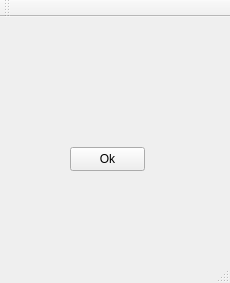
First picture: the form in Calculator_Qt.ui, repository Yusfgus/Calculator_Qt, before the edit.
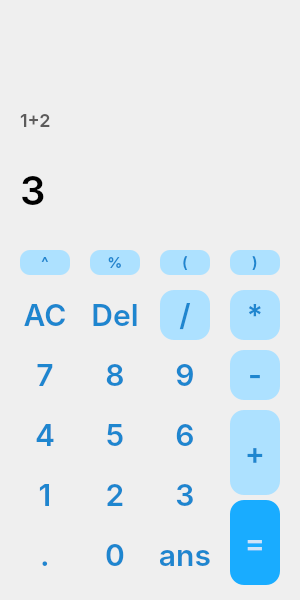
Second picture: the form after the edit.

The edit to the form file:
```diff
--- a/Calculator_Qt.ui
+++ b/Calculator_Qt.ui
@@ -6,8 +6,8 @@
    <rect>
     <x>0</x>
     <y>0</y>
-    <width>230</width>
-    <height>283</height>
+    <width>300</width>
+    <height>600</height>
    </rect>
   </property>
   <property name="windowTitle">
@@ -17,36 +17,635 @@
    <widget class="QPushButton" name="pushButton">
     <property name="geometry">
      <rect>
-      <x>70</x>
-      <y>130</y>
-      <width>75</width>
-      <height>24</height>
+      <x>20</x>
+      <y>530</y>
+      <width>50</width>
+      <height>50</height>
      </rect>
     </property>
+    <property name="styleSheet">
+     <string notr="true">border-radius: 14px;
+box-shadow: 10px 10px 10px 0px rgba(255, 255, 255, 0.25) inset;
+
+color: #1E86CF;
+font-family: Inter;
+font-size: 30px;
+font-style: normal;
+font-weight: 500;
+line-height: normal;</string>
+    </property>
     <property name="text">
-     <string>Ok</string>
+     <string>.</string>
     </property>
    </widget>
+   <widget class="QPushButton" name="equal_btn">
+    <property name="geometry">
+     <rect>
+      <x>230</x>
+      <y>500</y>
+      <width>50</width>
+      <height>85</height>
+     </rect>
+    </property>
+    <property name="styleSheet">
+     <string notr="true">border-radius: 14px;
+background: #19ACFF;
+box-shadow: -8px 10px 10px 0px rgba(25, 172, 255, 0.50);
+color: #CEE4F8;
+font-family: Inter;
+font-size: 30px;
+font-style: normal;
+font-weight: 500;
+line-height: normal;</string>
+    </property>
+    <property name="text">
+     <string>=</string>
+    </property>
+   </widget>
+   <widget class="QPushButton" name="plus_btn">
+    <property name="geometry">
+     <rect>
+      <x>230</x>
+      <y>410</y>
+      <width>50</width>
+      <height>85</height>
+     </rect>
+    </property>
+    <property name="styleSheet">
+     <string notr="true">border-radius: 14px;
+background: #ADE1FF;
+color: #1E86CF;
+font-family: Inter;
+font-size: 30px;
+font-style: normal;
+font-weight: 500;
+line-height: normal;</string>
+    </property>
+    <property name="text">
+     <string>+</string>
+    </property>
+   </widget>
+   <widget class="QPushButton" name="btn0">
+    <property name="geometry">
+     <rect>
+      <x>90</x>
+      <y>530</y>
+      <width>50</width>
+      <height>50</height>
+     </rect>
+    </property>
+    <property name="styleSheet">
+     <string notr="true">border-radius: 14px;
+box-shadow: 10px 10px 10px 0px rgba(255, 255, 255, 0.25) inset;
+
+color: #1E86CF;
+font-family: Inter;
+font-size: 30px;
+font-style: normal;
+font-weight: 500;
+line-height: normal;</string>
+    </property>
+    <property name="text">
+     <string>0</string>
+    </property>
+   </widget>
+   <widget class="QPushButton" name="ans_btn">
+    <property name="geometry">
+     <rect>
+      <x>160</x>
+      <y>530</y>
+      <width>50</width>
+      <height>50</height>
+     </rect>
+    </property>
+    <property name="styleSheet">
+     <string notr="true">border-radius: 14px;
+box-shadow: 10px 10px 10px 0px rgba(255, 255, 255, 0.25) inset;
+
+color: #1E86CF;
+font-family: Inter;
+font-size: 30px;
+font-style: normal;
+font-weight: 500;
+line-height: normal;</string>
+    </property>
+    <property name="text">
+     <string>ans</string>
+    </property>
+   </widget>
+   <widget class="QPushButton" name="btn3">
+    <property name="geometry">
+     <rect>
+      <x>160</x>
+      <y>470</y>
+      <width>50</width>
+      <height>50</height>
+     </rect>
+    </property>
+    <property name="styleSheet">
+     <string notr="true">border-radius: 14px;
+box-shadow: 10px 10px 10px 0px rgba(255, 255, 255, 0.25) inset;
+
+color: #1E86CF;
+font-family: Inter;
+font-size: 30px;
+font-style: normal;
+font-weight: 500;
+line-height: normal;</string>
+    </property>
+    <property name="text">
+     <string>3</string>
+    </property>
+    <property name="shortcut">
+     <string>3</string>
+    </property>
+   </widget>
+   <widget class="QPushButton" name="btn2">
+    <property name="geometry">
+     <rect>
+      <x>90</x>
+      <y>470</y>
+      <width>50</width>
+      <height>50</height>
+     </rect>
+    </property>
+    <property name="styleSheet">
+     <string notr="true">border-radius: 14px;
+box-shadow: 10px 10px 10px 0px rgba(255, 255, 255, 0.25) inset;
+
+color: #1E86CF;
+font-family: Inter;
+font-size: 30px;
+font-style: normal;
+font-weight: 500;
+line-height: normal;</string>
+    </property>
+    <property name="text">
+     <string>2</string>
+    </property>
+    <property name="shortcut">
+     <string>2</string>
+    </property>
+   </widget>
+   <widget class="QPushButton" name="btn1">
+    <property name="geometry">
+     <rect>
+      <x>20</x>
+      <y>470</y>
+      <width>50</width>
+      <height>50</height>
+     </rect>
+    </property>
+    <property name="styleSheet">
+     <string notr="true">border-radius: 14px;
+box-shadow: 10px 10px 10px 0px rgba(255, 255, 255, 0.25) inset;
+
+color: #1E86CF;
+font-family: Inter;
+font-size: 30px;
+font-style: normal;
+font-weight: 500;
+line-height: normal;</string>
+    </property>
+    <property name="text">
+     <string>1</string>
+    </property>
+    <property name="shortcut">
+     <string>1</string>
+    </property>
+   </widget>
+   <widget class="QPushButton" name="btn7">
+    <property name="geometry">
+     <rect>
+      <x>20</x>
+      <y>350</y>
+      <width>50</width>
+      <height>50</height>
+     </rect>
+    </property>
+    <property name="styleSheet">
+     <string notr="true">border-radius: 14px;
+box-shadow: 10px 10px 10px 0px rgba(255, 255, 255, 0.25) inset;
+
+color: #1E86CF;
+font-family: Inter;
+font-size: 30px;
+font-style: normal;
+font-weight: 500;
+line-height: normal;</string>
+    </property>
+    <property name="text">
+     <string>7</string>
+    </property>
+    <property name="shortcut">
+     <string>7</string>
+    </property>
+   </widget>
+   <widget class="QPushButton" name="btn5">
+    <property name="geometry">
+     <rect>
+      <x>90</x>
+      <y>410</y>
+      <width>50</width>
+      <height>50</height>
+     </rect>
+    </property>
+    <property name="styleSheet">
+     <string notr="true">border-radius: 14px;
+box-shadow: 10px 10px 10px 0px rgba(255, 255, 255, 0.25) inset;
+
+color: #1E86CF;
+font-family: Inter;
+font-size: 30px;
+font-style: normal;
+font-weight: 500;
+line-height: normal;</string>
+    </property>
+    <property name="text">
+     <string>5</string>
+    </property>
+    <property name="shortcut">
+     <string>5</string>
+    </property>
+   </widget>
+   <widget class="QPushButton" name="btn4">
+    <property name="geometry">
+     <rect>
+      <x>20</x>
+      <y>410</y>
+      <width>50</width>
+      <height>50</height>
+     </rect>
+    </property>
+    <property name="styleSheet">
+     <string notr="true">border-radius: 14px;
+box-shadow: 10px 10px 10px 0px rgba(255, 255, 255, 0.25) inset;
+
+color: #1E86CF;
+font-family: Inter;
+font-size: 30px;
+font-style: normal;
+font-weight: 500;
+line-height: normal;</string>
+    </property>
+    <property name="text">
+     <string>4</string>
+    </property>
+    <property name="shortcut">
+     <string>4</string>
+    </property>
+   </widget>
+   <widget class="QPushButton" name="btn6">
+    <property name="geometry">
+     <rect>
+      <x>160</x>
+      <y>410</y>
+      <width>50</width>
+      <height>50</height>
+     </rect>
+    </property>
+    <property name="styleSheet">
+     <string notr="true">border-radius: 14px;
+box-shadow: 10px 10px 10px 0px rgba(255, 255, 255, 0.25) inset;
+
+color: #1E86CF;
+font-family: Inter;
+font-size: 30px;
+font-style: normal;
+font-weight: 500;
+line-height: normal;</string>
+    </property>
+    <property name="text">
+     <string>6</string>
+    </property>
+    <property name="shortcut">
+     <string>6</string>
+    </property>
+   </widget>
+   <widget class="QPushButton" name="btn9">
+    <property name="geometry">
+     <rect>
+      <x>160</x>
+      <y>350</y>
+      <width>50</width>
+      <height>50</height>
+     </rect>
+    </property>
+    <property name="styleSheet">
+     <string notr="true">border-radius: 14px;
+box-shadow: 10px 10px 10px 0px rgba(255, 255, 255, 0.25) inset;
+
+color: #1E86CF;
+font-family: Inter;
+font-size: 30px;
+font-style: normal;
+font-weight: 500;
+line-height: normal;</string>
+    </property>
+    <property name="text">
+     <string>9</string>
+    </property>
+    <property name="shortcut">
+     <string>9</string>
+    </property>
+   </widget>
+   <widget class="QPushButton" name="btn8">
+    <property name="geometry">
+     <rect>
+      <x>90</x>
+      <y>350</y>
+      <width>50</width>
+      <height>50</height>
+     </rect>
+    </property>
+    <property name="styleSheet">
+     <string notr="true">border-radius: 14px;
+box-shadow: 10px 10px 10px 0px rgba(255, 255, 255, 0.25) inset;
+
+color: #1E86CF;
+font-family: Inter;
+font-size: 30px;
+font-style: normal;
+font-weight: 500;
+line-height: normal;</string>
+    </property>
+    <property name="text">
+     <string>8</string>
+    </property>
+    <property name="shortcut">
+     <string>8</string>
+    </property>
+   </widget>
+   <widget class="QPushButton" name="minus_btn">
+    <property name="geometry">
+     <rect>
+      <x>230</x>
+      <y>350</y>
+      <width>50</width>
+      <height>50</height>
+     </rect>
+    </property>
+    <property name="styleSheet">
+     <string notr="true">border-radius: 14px;
+background: #ADE1FF;
+color: #1E86CF;
+font-family: Inter;
+font-size: 30px;
+font-style: normal;
+font-weight: 500;
+line-height: normal;</string>
+    </property>
+    <property name="text">
+     <string>-</string>
+    </property>
+   </widget>
+   <widget class="QPushButton" name="mult_btn">
+    <property name="geometry">
+     <rect>
+      <x>230</x>
+      <y>290</y>
+      <width>50</width>
+      <height>50</height>
+     </rect>
+    </property>
+    <property name="styleSheet">
+     <string notr="true">border-radius: 14px;
+background: #ADE1FF;
+color: #1E86CF;
+font-family: Inter;
+font-size: 30px;
+font-style: normal;
+font-weight: 500;
+line-height: normal;</string>
+    </property>
+    <property name="text">
+     <string>*</string>
+    </property>
+   </widget>
+   <widget class="QPushButton" name="Del_btn">
+    <property name="geometry">
+     <rect>
+      <x>90</x>
+      <y>290</y>
+      <width>50</width>
+      <height>50</height>
+     </rect>
+    </property>
+    <property name="styleSheet">
+     <string notr="true">border-radius: 14px;
+box-shadow: 10px 10px 10px 0px rgba(255, 255, 255, 0.25) inset;
+color: #1E86CF;
+font-family: Inter;
+font-size: 30px;
+font-style: normal;
+font-weight: 500;
+line-height: normal;</string>
+    </property>
+    <property name="text">
+     <string>Del</string>
+    </property>
+    <property name="shortcut">
+     <string>Del</string>
+    </property>
+   </widget>
+   <widget class="QPushButton" name="divide_btn">
+    <property name="geometry">
+     <rect>
+      <x>160</x>
+      <y>290</y>
+      <width>50</width>
+      <height>50</height>
+     </rect>
+    </property>
+    <property name="styleSheet">
+     <string notr="true">border-radius: 14px;
+background: #ADE1FF;
+color: #1E86CF;
+font-family: Inter;
+font-size: 30px;
+font-style: normal;
+font-weight: 500;
+line-height: normal;</string>
+    </property>
+    <property name="text">
+     <string>/</string>
+    </property>
+   </widget>
+   <widget class="QPushButton" name="AC_btn">
+    <property name="geometry">
+     <rect>
+      <x>20</x>
+      <y>290</y>
+      <width>50</width>
+      <height>50</height>
+     </rect>
+    </property>
+    <property name="styleSheet">
+     <string notr="true">border-radius: 14px;
+box-shadow: 10px 10px 10px 0px rgba(255, 255, 255, 0.25) inset;
+
+color: #1E86CF;
+font-family: Inter;
+font-size: 30px;
+font-style: normal;
+font-weight: 500;
+line-height: normal;</string>
+    </property>
+    <property name="text">
+     <string>AC</string>
+    </property>
+   </widget>
+   <widget class="QPushButton" name="leftBracket_btn">
+    <property name="geometry">
+     <rect>
+      <x>160</x>
+      <y>250</y>
+      <width>50</width>
+      <height>25</height>
+     </rect>
+    </property>
+    <property name="styleSheet">
+     <string notr="true">border-radius: 10px;
+background: #ADE1FF;
+
+color: #1E86CF;
+font-family: Inter;
+font-size: 15px;
+font-style: normal;
+font-weight: 500;
+line-height: normal;</string>
+    </property>
+    <property name="text">
+     <string>(</string>
+    </property>
+    <property name="shortcut">
+     <string>(</string>
+    </property>
+   </widget>
+   <widget class="QPushButton" name="rightBracket_btn">
+    <property name="geometry">
+     <rect>
+      <x>230</x>
+      <y>250</y>
+      <width>50</width>
+      <height>25</height>
+     </rect>
+    </property>
+    <property name="styleSheet">
+     <string notr="true">border-radius: 10px;
+background: #ADE1FF;
+
+color: #1E86CF;
+font-family: Inter;
+font-size: 15px;
+font-style: normal;
+font-weight: 500;
+line-height: normal;</string>
+    </property>
+    <property name="text">
+     <string>)</string>
+    </property>
+    <property name="shortcut">
+     <string>)</string>
+    </property>
+   </widget>
+   <widget class="QPushButton" name="modulas_btn">
+    <property name="geometry">
+     <rect>
+      <x>90</x>
+      <y>250</y>
+      <width>50</width>
+      <height>25</height>
+     </rect>
+    </property>
+    <property name="styleSheet">
+     <string notr="true">border-radius: 10px;
+background: #ADE1FF;
+
+color: #1E86CF;
+font-family: Inter;
+font-size: 15px;
+font-style: normal;
+font-weight: 500;
+line-height: normal;</string>
+    </property>
+    <property name="text">
+     <string>%</string>
+    </property>
+    <property name="shortcut">
+     <string>%</string>
+    </property>
+   </widget>
+   <widget class="QPushButton" name="power_btn">
+    <property name="geometry">
+     <rect>
+      <x>20</x>
+      <y>250</y>
+      <width>50</width>
+      <height>25</height>
+     </rect>
+    </property>
+    <property name="styleSheet">
+     <string notr="true">border-radius: 10px;
+background: #ADE1FF;
+
+color: #1E86CF;
+font-family: Inter;
+font-size: 15px;
+font-style: normal;
+font-weight: 500;
+line-height: normal;</string>
+    </property>
+    <property name="text">
+     <string>^</string>
+    </property>
+    <property name="shortcut">
+     <string>Ctrl+S</string>
+    </property>
+   </widget>
+   <widget class="QLabel" name="label1">
+    <property name="geometry">
+     <rect>
+      <x>20</x>
+      <y>160</y>
+      <width>260</width>
+      <height>60</height>
+     </rect>
+    </property>
+    <property name="styleSheet">
+     <string notr="true">color: #000;
+font-family: Inter;
+font-size: 40px;
+font-style: normal;
+font-weight: 500;
+line-height: normal;</string>
+    </property>
+    <property name="text">
+     <string>3</string>
+    </property>
+   </widget>
+   <widget class="QLabel" name="label2">
+    <property name="geometry">
+     <rect>
+      <x>20</x>
+      <y>90</y>
+      <width>260</width>
+      <height>60</height>
+     </rect>
+    </property>
+    <property name="styleSheet">
+     <string notr="true">color: #5C5B5B;
+font-family: Inter;
+font-size: 18px;
+font-style: normal;
+font-weight: 500;
+line-height: normal;</string>
+    </property>
+    <property name="text">
+     <string>1+2</string>
+    </property>
+   </widget>
   </widget>
-  <widget class="QMenuBar" name="menuBar">
-   <property name="geometry">
-    <rect>
-     <x>0</x>
-     <y>0</y>
-     <width>230</width>
-     <height>22</height>
-    </rect>
-   </property>
-  </widget>
-  <widget class="QToolBar" name="mainToolBar">
-   <attribute name="toolBarArea">
-    <enum>TopToolBarArea</enum>
-   </attribute>
-   <attribute name="toolBarBreak">
-    <bool>false</bool>
-   </attribute>
-  </widget>
-  <widget class="QStatusBar" name="statusBar"/>
  </widget>
  <layoutdefault spacing="6" margin="11"/>
  <resources>
```
Left out of the diff: 2 changed lines with no effect on the pictures.
